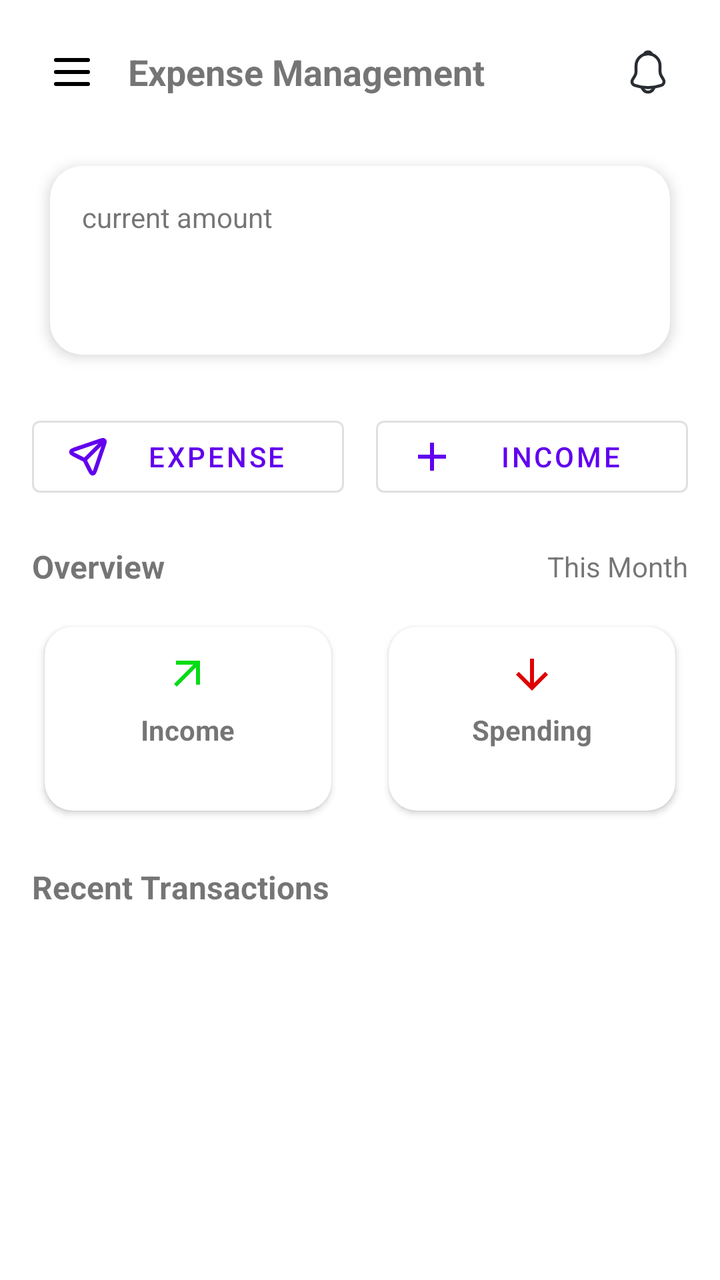
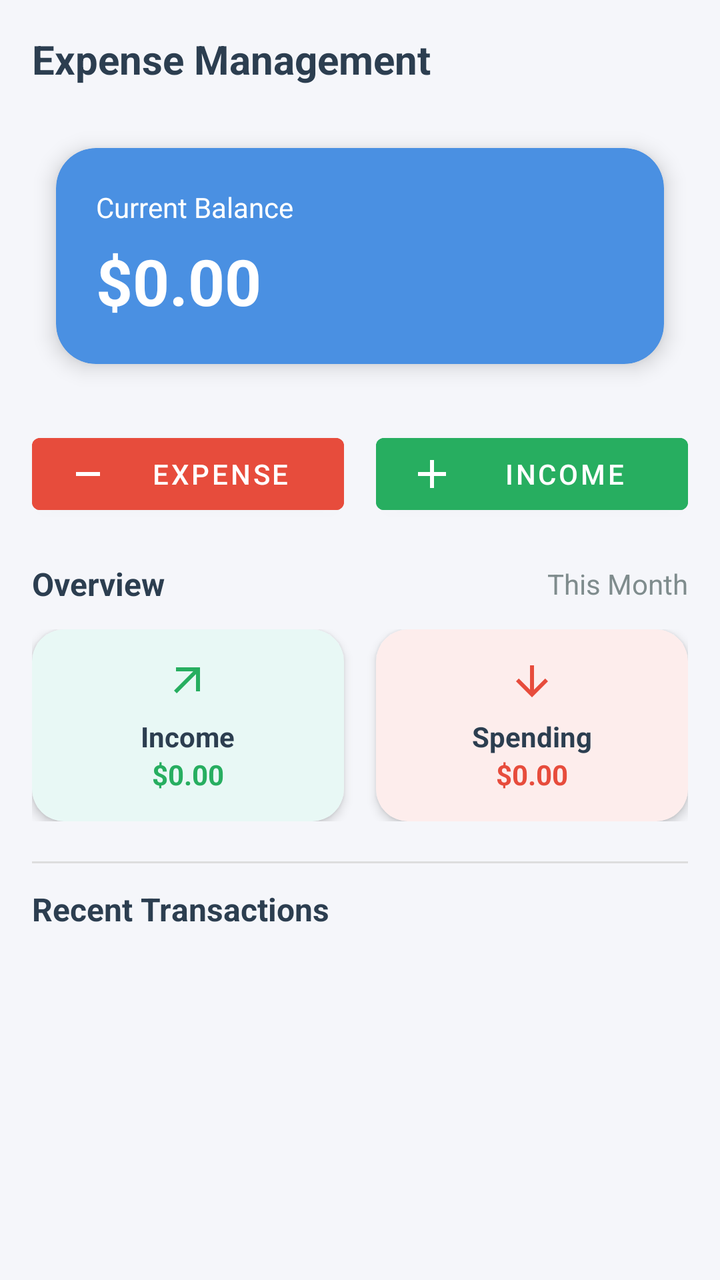

An Android layout rendered at two revisions. The XML below is the earlier revision; the diff shows what the commit changed to produce the second picture.
<!-- AndroidManifest.xml: application theme Theme.ExpenseManagement -->
<!-- res/layout/fragment_home.xml -->
<?xml version="1.0" encoding="utf-8"?>
<ScrollView xmlns:android="http://schemas.android.com/apk/res/android"
    xmlns:app="http://schemas.android.com/apk/res-auto"
    android:layout_width="match_parent"
    android:layout_height="match_parent"
    android:fillViewport="true">

    <LinearLayout
        android:layout_width="match_parent"
        android:layout_height="wrap_content"
        android:orientation="vertical"
        android:padding="16dp">

        
        <LinearLayout
            android:layout_width="match_parent"
            android:layout_height="wrap_content"
            android:gravity="center_vertical"
            android:orientation="horizontal">

            <ImageButton
                android:id="@+id/btnMenu"
                android:layout_width="40dp"
                android:layout_height="40dp"
                android:background="?attr/selectableItemBackgroundBorderless"
                android:contentDescription="Menu"
                android:src="@drawable/ic_menu" />

            <TextView
                android:id="@+id/tvTitle"
                android:layout_width="0dp"
                android:layout_height="wrap_content"
                android:layout_weight="1"
                android:paddingStart="8dp"
                android:text="Expense Management"
                android:textSize="18sp"
                android:textStyle="bold" />

            <ImageButton
                android:id="@+id/btnSearch"
                android:layout_width="40dp"
                android:layout_height="40dp"
                android:background="?attr/selectableItemBackgroundBorderless"
                android:contentDescription="Search"
                android:src="@drawable/ic_search" />

            <ImageButton
                android:id="@+id/btnNotification"
                android:layout_width="40dp"
                android:layout_height="40dp"
                android:background="?attr/selectableItemBackgroundBorderless"
                android:contentDescription="Notifications"
                android:src="@drawable/ic_notification" />
        </LinearLayout>

        
        <com.google.android.material.card.MaterialCardView
            android:id="@+id/cardBalance"
            android:layout_width="match_parent"
            android:layout_height="wrap_content"
            android:layout_marginTop="16dp"
            app:cardCornerRadius="16dp"
            app:cardElevation="4dp"
            app:cardUseCompatPadding="true">

            <LinearLayout
                android:layout_width="match_parent"
                android:layout_height="wrap_content"
                android:orientation="vertical"
                android:padding="16dp">

                <TextView
                    android:id="@+id/tvBalanceTitle"
                    android:layout_width="wrap_content"
                    android:layout_height="wrap_content"
                    android:text="current amount"
                    android:textSize="14sp" />

                <TextView
                    android:id="@+id/tvBalance"
                    android:layout_width="wrap_content"
                    android:layout_height="wrap_content"
                    android:layout_marginTop="6dp"
                    android:text=""
                    android:textSize="28sp"
                    android:textStyle="bold" />
            </LinearLayout>
        </com.google.android.material.card.MaterialCardView>

        
        <LinearLayout
            android:layout_width="match_parent"
            android:layout_height="wrap_content"
            android:layout_marginTop="16dp"
            android:gravity="center"
            android:orientation="horizontal">

            <com.google.android.material.button.MaterialButton
                android:id="@+id/btnExpense"
                style="@style/Widget.MaterialComponents.Button.OutlinedButton"
                android:layout_width="0dp"
                android:layout_height="match_parent"
                android:layout_marginEnd="8dp"
                android:layout_weight="1"
                android:text="Expense"
                app:icon="@drawable/ic_send" />

            <com.google.android.material.button.MaterialButton
                android:id="@+id/btnIncome"
                style="@style/Widget.MaterialComponents.Button.OutlinedButton"
                android:layout_width="0dp"
                android:layout_height="wrap_content"
                android:layout_marginStart="8dp"
                android:layout_weight="1"
                android:text="Income"
                app:icon="@drawable/ic_add" />
        </LinearLayout>

        
        <LinearLayout
            android:layout_width="match_parent"
            android:layout_height="wrap_content"
            android:layout_marginTop="20dp"
            android:gravity="center_vertical"
            android:orientation="horizontal">

            <TextView
                android:layout_width="0dp"
                android:layout_height="wrap_content"
                android:layout_weight="1"
                android:text="Overview"
                android:textSize="16sp"
                android:textStyle="bold" />

            <TextView
                android:id="@+id/tvThisMonth"
                android:layout_width="wrap_content"
                android:layout_height="wrap_content"
                android:text="This Month"
                android:textSize="14sp" />
        </LinearLayout>

        
        <LinearLayout
            android:layout_width="match_parent"
            android:layout_height="wrap_content"
            android:layout_marginTop="12dp"
            android:orientation="horizontal">

            <com.google.android.material.card.MaterialCardView
                android:layout_width="0dp"
                android:layout_height="wrap_content"
                android:layout_marginEnd="8dp"
                android:layout_weight="1"
                app:cardCornerRadius="14dp"
                app:cardElevation="2dp"
                app:cardUseCompatPadding="true">

                <LinearLayout
                    android:layout_width="match_parent"
                    android:layout_height="wrap_content"
                    android:gravity="center"
                    android:orientation="vertical"
                    android:padding="12dp">

                    <ImageView
                        android:layout_width="wrap_content"
                        android:layout_height="24dp"
                        android:src="@drawable/ic_income" />

                    <TextView
                        android:layout_width="wrap_content"
                        android:layout_height="wrap_content"
                        android:layout_marginTop="6dp"
                        android:text="Income"
                        android:textStyle="bold" />

                    <TextView
                        android:id="@+id/tvIncome"
                        android:layout_width="wrap_content"
                        android:layout_height="wrap_content"
                        android:text=""
                        android:textColor="@android:color/holo_green_dark" />
                </LinearLayout>
            </com.google.android.material.card.MaterialCardView>

            <com.google.android.material.card.MaterialCardView
                android:layout_width="0dp"
                android:layout_height="wrap_content"
                android:layout_marginStart="8dp"
                android:layout_weight="1"
                app:cardCornerRadius="14dp"
                app:cardElevation="2dp"
                app:cardUseCompatPadding="true">

                <LinearLayout
                    android:layout_width="match_parent"
                    android:layout_height="wrap_content"
                    android:gravity="center"
                    android:orientation="vertical"
                    android:padding="12dp">

                    <ImageView
                        android:layout_width="24dp"
                        android:layout_height="24dp"
                        android:src="@drawable/ic_spending" />

                    <TextView
                        android:layout_width="wrap_content"
                        android:layout_height="wrap_content"
                        android:layout_marginTop="6dp"
                        android:text="Spending"
                        android:textStyle="bold" />

                    <TextView
                        android:id="@+id/tvSpending"
                        android:layout_width="wrap_content"
                        android:layout_height="wrap_content"
                        android:text=""
                        android:textColor="@android:color/holo_red_dark" />
                </LinearLayout>
            </com.google.android.material.card.MaterialCardView>
        </LinearLayout>

        
        <TextView
            android:id="@+id/tvRecent"
            android:layout_width="wrap_content"
            android:layout_height="wrap_content"
            android:layout_marginTop="20dp"
            android:text="Recent Transactions"
            android:textSize="16sp"
            android:textStyle="bold" />

        <androidx.recyclerview.widget.RecyclerView
            android:id="@+id/recyclerTransactions"
            android:layout_width="match_parent"
            android:layout_height="wrap_content"
            android:layout_marginTop="12dp"
            android:nestedScrollingEnabled="false"
            android:overScrollMode="never" />
    </LinearLayout>
</ScrollView>
<!-- resources referenced by this layout -->
<resources>
  <!-- drawable ic_add (drawable) -->
  <vector xmlns:android="http://schemas.android.com/apk/res/android"
      android:width="24dp"
      android:height="24dp"
      android:viewportWidth="960"
      android:viewportHeight="960">
    <path
        android:pathData="M440,520L200,520v-80h240v-240h80v240h240v80L520,520v240h-80v-240Z"
        android:fillColor="#1f1f1f"/>
  </vector>
  <!-- drawable ic_menu (drawable) -->
  <vector xmlns:android="http://schemas.android.com/apk/res/android" android:autoMirrored="true" android:height="24dp" android:viewportHeight="24" android:viewportWidth="24" android:width="24dp">
        
      <path android:fillColor="#00000000" android:pathData="M4,6H20M4,12H20M4,18H20" android:strokeColor="#000000" android:strokeLineCap="round" android:strokeLineJoin="round" android:strokeWidth="2"/>
      
  </vector>
  <!-- drawable ic_notification (drawable) -->
  <vector xmlns:android="http://schemas.android.com/apk/res/android" android:autoMirrored="true" android:height="24dp" android:viewportHeight="24" android:viewportWidth="24" android:width="24dp">
        
      <path android:fillColor="#00000000" android:pathData="M12.02,2.91C8.71,2.91 6.02,5.6 6.02,8.91V11.8C6.02,12.41 5.76,13.34 5.45,13.86L4.3,15.77C3.59,16.95 4.08,18.26 5.38,18.7C9.69,20.14 14.34,20.14 18.65,18.7C19.86,18.3 20.39,16.87 19.73,15.77L18.58,13.86C18.28,13.34 18.02,12.41 18.02,11.8V8.91C18.02,5.61 15.32,2.91 12.02,2.91Z" android:strokeColor="#292D32" android:strokeLineCap="round" android:strokeWidth="1.5"/>
        
      <path android:fillColor="#00000000" android:pathData="M13.87,3.2C13.56,3.11 13.24,3.04 12.91,3C11.95,2.88 11.03,2.95 10.17,3.2C10.46,2.46 11.18,1.94 12.02,1.94C12.86,1.94 13.58,2.46 13.87,3.2Z" android:strokeColor="#292D32" android:strokeLineCap="round" android:strokeLineJoin="round" android:strokeWidth="1.5"/>
        
      <path android:fillColor="#00000000" android:pathData="M15.02,19.06C15.02,20.71 13.67,22.06 12.02,22.06C11.2,22.06 10.44,21.72 9.9,21.18C9.36,20.64 9.02,19.88 9.02,19.06" android:strokeColor="#292D32" android:strokeWidth="1.5"/>
      
  </vector>
  <!-- drawable ic_search (drawable) -->
  <vector xmlns:android="http://schemas.android.com/apk/res/android" android:autoMirrored="true" android:height="800dp" android:viewportHeight="24" android:viewportWidth="24" android:width="800dp">
        
      <path android:fillColor="#00000000" android:pathData="M15.795,15.811L21,21M18,10.5C18,14.642 14.642,18 10.5,18C6.358,18 3,14.642 3,10.5C3,6.358 6.358,3 10.5,3C14.642,3 18,6.358 18,10.5Z" android:strokeColor="#000000" android:strokeLineCap="round" android:strokeLineJoin="round" android:strokeWidth="2"/>
      
  </vector>
  <!-- drawable ic_send (drawable) -->
  <vector xmlns:android="http://schemas.android.com/apk/res/android" android:autoMirrored="true" android:height="24dp" android:viewportHeight="24" android:viewportWidth="24" android:width="24dp">
        
      <path android:fillColor="#00000000" android:pathData="M10.301,13.695L20.102,3.897M10.58,14.135L12.802,18.58C13.339,19.654 13.608,20.192 13.946,20.336C14.239,20.461 14.575,20.438 14.849,20.275C15.165,20.087 15.359,19.518 15.747,18.382L19.946,6.084C20.285,5.094 20.454,4.599 20.338,4.271C20.237,3.986 20.013,3.762 19.728,3.662C19.4,3.546 18.905,3.715 17.915,4.053L5.618,8.252C4.481,8.64 3.913,8.834 3.725,9.15C3.562,9.424 3.539,9.76 3.664,10.054C3.808,10.392 4.345,10.66 5.419,11.198L9.864,13.42C10.041,13.509 10.13,13.553 10.206,13.612C10.274,13.664 10.335,13.725 10.388,13.793C10.447,13.87 10.491,13.958 10.58,14.135Z" android:strokeColor="#000000" android:strokeLineCap="round" android:strokeLineJoin="round" android:strokeWidth="2"/>
      
  </vector>
  <color name="purple_500">#FF6200EE</color>
  <color name="purple_700">#FF3700B3</color>
  <color name="teal_200">#FF03DAC5</color>
  <!-- unchanged entries left out for length: 3 -->
</resources>

<!-- the commit's change to res/layout/fragment_home.xml (unified diff, before → after) -->
@@ -3,6 +3,7 @@
     xmlns:app="http://schemas.android.com/apk/res-auto"
     android:layout_width="match_parent"
     android:layout_height="match_parent"
+    android:background="#F5F6FA"
     android:fillViewport="true">
 
     <LinearLayout
@@ -18,39 +19,15 @@
             android:gravity="center_vertical"
             android:orientation="horizontal">
 
-            <ImageButton
-                android:id="@+id/btnMenu"
-                android:layout_width="40dp"
-                android:layout_height="40dp"
-                android:background="?attr/selectableItemBackgroundBorderless"
-                android:contentDescription="Menu"
-                android:src="@drawable/ic_menu" />
-
             <TextView
                 android:id="@+id/tvTitle"
                 android:layout_width="0dp"
                 android:layout_height="wrap_content"
                 android:layout_weight="1"
-                android:paddingStart="8dp"
                 android:text="Expense Management"
-                android:textSize="18sp"
+                android:textColor="#2C3E50"
+                android:textSize="20sp"
                 android:textStyle="bold" />
-
-            <ImageButton
-                android:id="@+id/btnSearch"
-                android:layout_width="40dp"
-                android:layout_height="40dp"
-                android:background="?attr/selectableItemBackgroundBorderless"
-                android:contentDescription="Search"
-                android:src="@drawable/ic_search" />
-
-            <ImageButton
-                android:id="@+id/btnNotification"
-                android:layout_width="40dp"
-                android:layout_height="40dp"
-                android:background="?attr/selectableItemBackgroundBorderless"
-                android:contentDescription="Notifications"
-                android:src="@drawable/ic_notification" />
         </LinearLayout>
 
         
@@ -59,21 +36,23 @@
             android:layout_width="match_parent"
             android:layout_height="wrap_content"
             android:layout_marginTop="16dp"
-            app:cardCornerRadius="16dp"
-            app:cardElevation="4dp"
+            app:cardCornerRadius="20dp"
+            app:cardElevation="6dp"
+            app:cardBackgroundColor="#4A90E2"
             app:cardUseCompatPadding="true">
 
             <LinearLayout
                 android:layout_width="match_parent"
                 android:layout_height="wrap_content"
                 android:orientation="vertical"
-                android:padding="16dp">
+                android:padding="20dp">
 
                 <TextView
                     android:id="@+id/tvBalanceTitle"
                     android:layout_width="wrap_content"
                     android:layout_height="wrap_content"
-                    android:text="current amount"
+                    android:text="Current Balance"
+                    android:textColor="@android:color/white"
                     android:textSize="14sp" />
 
                 <TextView
@@ -81,8 +60,9 @@
                     android:layout_width="wrap_content"
                     android:layout_height="wrap_content"
                     android:layout_marginTop="6dp"
-                    android:text=""
-                    android:textSize="28sp"
+                    android:text="$0.00"
+                    android:textColor="@android:color/white"
+                    android:textSize="32sp"
                     android:textStyle="bold" />
             </LinearLayout>
         </com.google.android.material.card.MaterialCardView>
@@ -97,23 +77,29 @@
 
             <com.google.android.material.button.MaterialButton
                 android:id="@+id/btnExpense"
-                style="@style/Widget.MaterialComponents.Button.OutlinedButton"
-                android:layout_width="0dp"
-                android:layout_height="match_parent"
+                style="@style/Widget.MaterialComponents.Button"
+                android:layout_width="0dp"
+                android:layout_height="wrap_content"
                 android:layout_marginEnd="8dp"
                 android:layout_weight="1"
+                android:backgroundTint="#E74C3C"
                 android:text="Expense"
-                app:icon="@drawable/ic_send" />
+                android:textColor="@android:color/white"
+                app:icon="@drawable/ic_send"
+                app:iconTint="@android:color/white" />
 
             <com.google.android.material.button.MaterialButton
                 android:id="@+id/btnIncome"
-                style="@style/Widget.MaterialComponents.Button.OutlinedButton"
+                style="@style/Widget.MaterialComponents.Button"
                 android:layout_width="0dp"
                 android:layout_height="wrap_content"
                 android:layout_marginStart="8dp"
                 android:layout_weight="1"
+                android:backgroundTint="#27AE60"
                 android:text="Income"
-                app:icon="@drawable/ic_add" />
+                android:textColor="@android:color/white"
+                app:icon="@drawable/ic_add"
+                app:iconTint="@android:color/white" />
         </LinearLayout>
 
         
@@ -129,6 +115,7 @@
                 android:layout_height="wrap_content"
                 android:layout_weight="1"
                 android:text="Overview"
+                android:textColor="#2C3E50"
                 android:textSize="16sp"
                 android:textStyle="bold" />
 
@@ -137,6 +124,7 @@
                 android:layout_width="wrap_content"
                 android:layout_height="wrap_content"
                 android:text="This Month"
+                android:textColor="#7F8C8D"
                 android:textSize="14sp" />
         </LinearLayout>
 
@@ -152,83 +140,97 @@
                 android:layout_height="wrap_content"
                 android:layout_marginEnd="8dp"
                 android:layout_weight="1"
-                app:cardCornerRadius="14dp"
-                app:cardElevation="2dp"
-                app:cardUseCompatPadding="true">
+                app:cardCornerRadius="16dp"
+                app:cardElevation="3dp"
+                app:cardBackgroundColor="#E8F8F5">
 
                 <LinearLayout
                     android:layout_width="match_parent"
                     android:layout_height="wrap_content"
                     android:gravity="center"
                     android:orientation="vertical"
-                    android:padding="12dp">
-
-                    <ImageView
-                        android:layout_width="wrap_content"
-                        android:layout_height="24dp"
-                        android:src="@drawable/ic_income" />
-
-                    <TextView
-                        android:layout_width="wrap_content"
-                        android:layout_height="wrap_content"
-                        android:layout_marginTop="6dp"
-                        android:text="Income"
-                        android:textStyle="bold" />
-
-                    <TextView
-                        android:id="@+id/tvIncome"
-                        android:layout_width="wrap_content"
-                        android:layout_height="wrap_content"
-                        android:text=""
-                        android:textColor="@android:color/holo_green_dark" />
-                </LinearLayout>
-            </com.google.android.material.card.MaterialCardView>
-
-            <com.google.android.material.card.MaterialCardView
-                android:layout_width="0dp"
-                android:layout_height="wrap_content"
-                android:layout_marginStart="8dp"
-                android:layout_weight="1"
-                app:cardCornerRadius="14dp"
-                app:cardElevation="2dp"
-                app:cardUseCompatPadding="true">
-
-                <LinearLayout
-                    android:layout_width="match_parent"
-                    android:layout_height="wrap_content"
-                    android:gravity="center"
-                    android:orientation="vertical"
-                    android:padding="12dp">
+                    android:padding="14dp">
 
                     <ImageView
                         android:layout_width="24dp"
                         android:layout_height="24dp"
-                        android:src="@drawable/ic_spending" />
+                        android:src="@drawable/ic_income"
+                        app:tint="#27AE60" />
+
+                    <TextView
+                        android:layout_width="wrap_content"
+                        android:layout_height="wrap_content"
+                        android:layout_marginTop="6dp"
+                        android:text="Income"
+                        android:textColor="#2C3E50"
+                        android:textStyle="bold" />
+
+                    <TextView
+                        android:id="@+id/tvIncome"
+                        android:layout_width="wrap_content"
+                        android:layout_height="wrap_content"
+                        android:text="$0.00"
+                        android:textColor="#27AE60"
+                        android:textStyle="bold" />
+                </LinearLayout>
+            </com.google.android.material.card.MaterialCardView>
+
+            <com.google.android.material.card.MaterialCardView
+                android:layout_width="0dp"
+                android:layout_height="wrap_content"
+                android:layout_marginStart="8dp"
+                android:layout_weight="1"
+                app:cardCornerRadius="16dp"
+                app:cardElevation="3dp"
+                app:cardBackgroundColor="#FDEDEC">
+
+                <LinearLayout
+                    android:layout_width="match_parent"
+                    android:layout_height="wrap_content"
+                    android:gravity="center"
+                    android:orientation="vertical"
+                    android:padding="14dp">
+
+                    <ImageView
+                        android:layout_width="24dp"
+                        android:layout_height="24dp"
+                        android:src="@drawable/ic_spending"
+                        app:tint="#E74C3C" />
 
                     <TextView
                         android:layout_width="wrap_content"
                         android:layout_height="wrap_content"
                         android:layout_marginTop="6dp"
                         android:text="Spending"
+                        android:textColor="#2C3E50"
                         android:textStyle="bold" />
 
                     <TextView
                         android:id="@+id/tvSpending"
                         android:layout_width="wrap_content"
                         android:layout_height="wrap_content"
-                        android:text=""
-                        android:textColor="@android:color/holo_red_dark" />
+                        android:text="$0.00"
+                        android:textColor="#E74C3C"
+                        android:textStyle="bold" />
                 </LinearLayout>
             </com.google.android.material.card.MaterialCardView>
         </LinearLayout>
+
+        
+        <View
+            android:layout_width="match_parent"
+            android:layout_height="1dp"
+            android:layout_marginTop="20dp"
+            android:background="#DDDDDD" />
 
         
         <TextView
             android:id="@+id/tvRecent"
             android:layout_width="wrap_content"
             android:layout_height="wrap_content"
-            android:layout_marginTop="20dp"
+            android:layout_marginTop="12dp"
             android:text="Recent Transactions"
+            android:textColor="#2C3E50"
             android:textSize="16sp"
             android:textStyle="bold" />
 
<!-- resource entries referenced after the edit -->
@@ -10,32 +10,10 @@
         android:pathData="M440,520L200,520v-80h240v-240h80v240h240v80L520,520v240h-80v-240Z"
         android:fillColor="#1f1f1f"/>
   </vector>
-  <!-- drawable ic_menu (drawable) -->
-  <vector xmlns:android="http://schemas.android.com/apk/res/android" android:autoMirrored="true" android:height="24dp" android:viewportHeight="24" android:viewportWidth="24" android:width="24dp">
+  <!-- drawable ic_send (drawable) -->
+  <vector xmlns:android="http://schemas.android.com/apk/res/android" android:autoMirrored="true" android:height="24dp" android:tint="#000000" android:viewportHeight="960" android:viewportWidth="960" android:width="24dp">
         
-      <path android:fillColor="#00000000" android:pathData="M4,6H20M4,12H20M4,18H20" android:strokeColor="#000000" android:strokeLineCap="round" android:strokeLineJoin="round" android:strokeWidth="2"/>
-      
-  </vector>
-  <!-- drawable ic_notification (drawable) -->
-  <vector xmlns:android="http://schemas.android.com/apk/res/android" android:autoMirrored="true" android:height="24dp" android:viewportHeight="24" android:viewportWidth="24" android:width="24dp">
-        
-      <path android:fillColor="#00000000" android:pathData="M12.02,2.91C8.71,2.91 6.02,5.6 6.02,8.91V11.8C6.02,12.41 5.76,13.34 5.45,13.86L4.3,15.77C3.59,16.95 4.08,18.26 5.38,18.7C9.69,20.14 14.34,20.14 18.65,18.7C19.86,18.3 20.39,16.87 19.73,15.77L18.58,13.86C18.28,13.34 18.02,12.41 18.02,11.8V8.91C18.02,5.61 15.32,2.91 12.02,2.91Z" android:strokeColor="#292D32" android:strokeLineCap="round" android:strokeWidth="1.5"/>
-        
-      <path android:fillColor="#00000000" android:pathData="M13.87,3.2C13.56,3.11 13.24,3.04 12.91,3C11.95,2.88 11.03,2.95 10.17,3.2C10.46,2.46 11.18,1.94 12.02,1.94C12.86,1.94 13.58,2.46 13.87,3.2Z" android:strokeColor="#292D32" android:strokeLineCap="round" android:strokeLineJoin="round" android:strokeWidth="1.5"/>
-        
-      <path android:fillColor="#00000000" android:pathData="M15.02,19.06C15.02,20.71 13.67,22.06 12.02,22.06C11.2,22.06 10.44,21.72 9.9,21.18C9.36,20.64 9.02,19.88 9.02,19.06" android:strokeColor="#292D32" android:strokeWidth="1.5"/>
-      
-  </vector>
-  <!-- drawable ic_search (drawable) -->
-  <vector xmlns:android="http://schemas.android.com/apk/res/android" android:autoMirrored="true" android:height="800dp" android:viewportHeight="24" android:viewportWidth="24" android:width="800dp">
-        
-      <path android:fillColor="#00000000" android:pathData="M15.795,15.811L21,21M18,10.5C18,14.642 14.642,18 10.5,18C6.358,18 3,14.642 3,10.5C3,6.358 6.358,3 10.5,3C14.642,3 18,6.358 18,10.5Z" android:strokeColor="#000000" android:strokeLineCap="round" android:strokeLineJoin="round" android:strokeWidth="2"/>
-      
-  </vector>
-  <!-- drawable ic_send (drawable) -->
-  <vector xmlns:android="http://schemas.android.com/apk/res/android" android:autoMirrored="true" android:height="24dp" android:viewportHeight="24" android:viewportWidth="24" android:width="24dp">
-        
-      <path android:fillColor="#00000000" android:pathData="M10.301,13.695L20.102,3.897M10.58,14.135L12.802,18.58C13.339,19.654 13.608,20.192 13.946,20.336C14.239,20.461 14.575,20.438 14.849,20.275C15.165,20.087 15.359,19.518 15.747,18.382L19.946,6.084C20.285,5.094 20.454,4.599 20.338,4.271C20.237,3.986 20.013,3.762 19.728,3.662C19.4,3.546 18.905,3.715 17.915,4.053L5.618,8.252C4.481,8.64 3.913,8.834 3.725,9.15C3.562,9.424 3.539,9.76 3.664,10.054C3.808,10.392 4.345,10.66 5.419,11.198L9.864,13.42C10.041,13.509 10.13,13.553 10.206,13.612C10.274,13.664 10.335,13.725 10.388,13.793C10.447,13.87 10.491,13.958 10.58,14.135Z" android:strokeColor="#000000" android:strokeLineCap="round" android:strokeLineJoin="round" android:strokeWidth="2"/>
+      <path android:fillColor="@android:color/white" android:pathData="M240,520L240,440L720,440L720,520L240,520Z"/>
       
   </vector>
   <color name="purple_500">#FF6200EE</color>
